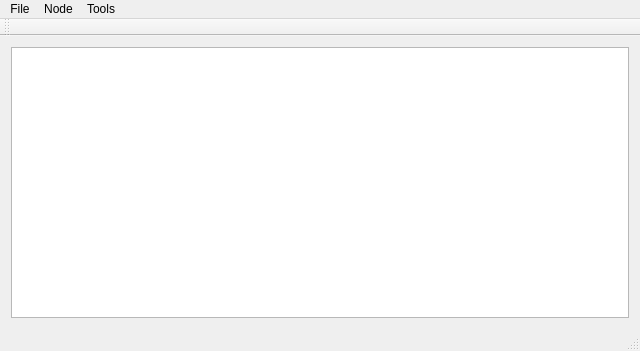
Qt form src/PhyloGUI/forms/mainwindow.ui (nbombau/phyloloc) before a commit.
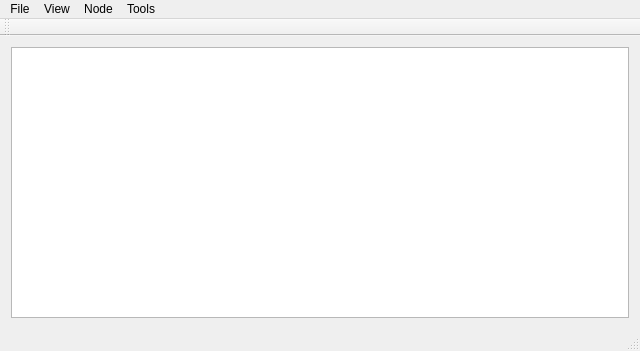
The same form after that commit.

Diff of the .ui file:
```diff
--- a/src/PhyloGUI/forms/mainwindow.ui
+++ b/src/PhyloGUI/forms/mainwindow.ui
@@ -79,7 +79,17 @@
     <addaction name="actionProcess_tree"/>
     <addaction name="actionConcense_trees"/>
    </widget>
+   <widget class="QMenu" name="menuView">
+    <property name="title">
+     <string>View</string>
+    </property>
+    <addaction name="actionZoom"/>
+    <addaction name="actionZoom_2"/>
+    <addaction name="separator"/>
+    <addaction name="actionActual_size"/>
+   </widget>
    <addaction name="menuFile"/>
+   <addaction name="menuView"/>
    <addaction name="menuNode"/>
    <addaction name="menuTools"/>
   </widget>
```
Left out of the diff: 11 changed lines with no effect on the pictures.
